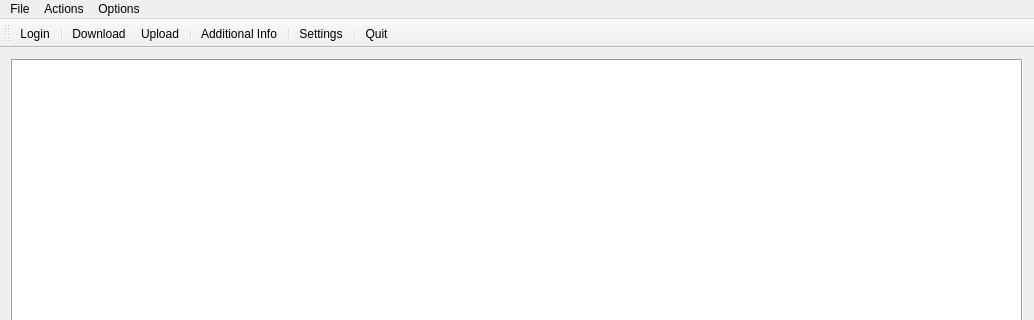
This is mainwindow.ui in tranter/qt-google-drive as Qt 5 draws it before an edit; both pictures show x 0 to 1034 and y 0 to 320 of the 1034 by 677 pixel window. The edited form follows.
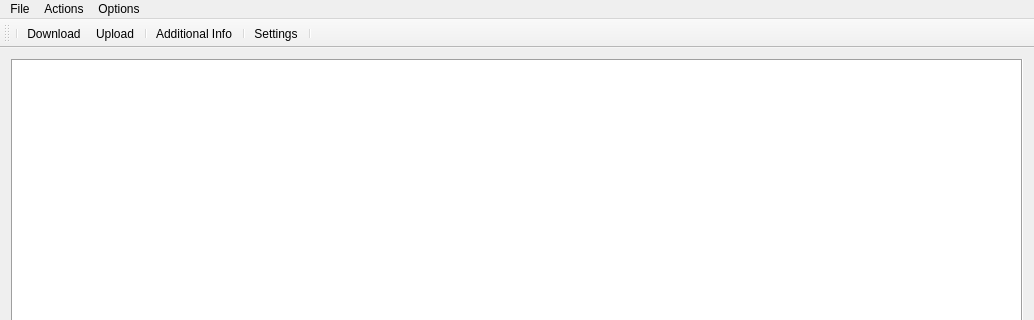
This is the edited form. Icons and pictures are not drawn.

The edit to the form file:
```diff
--- a/mainwindow.ui
+++ b/mainwindow.ui
@@ -101,7 +101,6 @@
    <attribute name="toolBarBreak">
     <bool>false</bool>
    </attribute>
-   <addaction name="actionLogin"/>
    <addaction name="separator"/>
    <addaction name="actionDownload"/>
    <addaction name="actionUpload"/>
@@ -110,18 +109,8 @@
    <addaction name="separator"/>
    <addaction name="actionSettings"/>
    <addaction name="separator"/>
-   <addaction name="actionQuit"/>
   </widget>
   <widget class="QStatusBar" name="statusBar"/>
-  <action name="actionQuit">
-   <property name="icon">
-    <iconset resource="resource.qrc">
-     <normaloff>:/ico/quit</normaloff>:/ico/quit</iconset>
-   </property>
-   <property name="text">
-    <string>Quit</string>
-   </property>
-  </action>
   <action name="actionSettings">
    <property name="icon">
     <iconset resource="resource.qrc">
@@ -131,15 +120,6 @@
     <string>Settings</string>
    </property>
   </action>
-  <action name="actionLogin">
-   <property name="icon">
-    <iconset resource="resource.qrc">
-     <normaloff>:/ico/login</normaloff>:/ico/login</iconset>
-   </property>
-   <property name="text">
-    <string>Login</string>
-   </property>
-  </action>
   <action name="actionDownload">
    <property name="icon">
     <iconset resource="resource.qrc">
```
